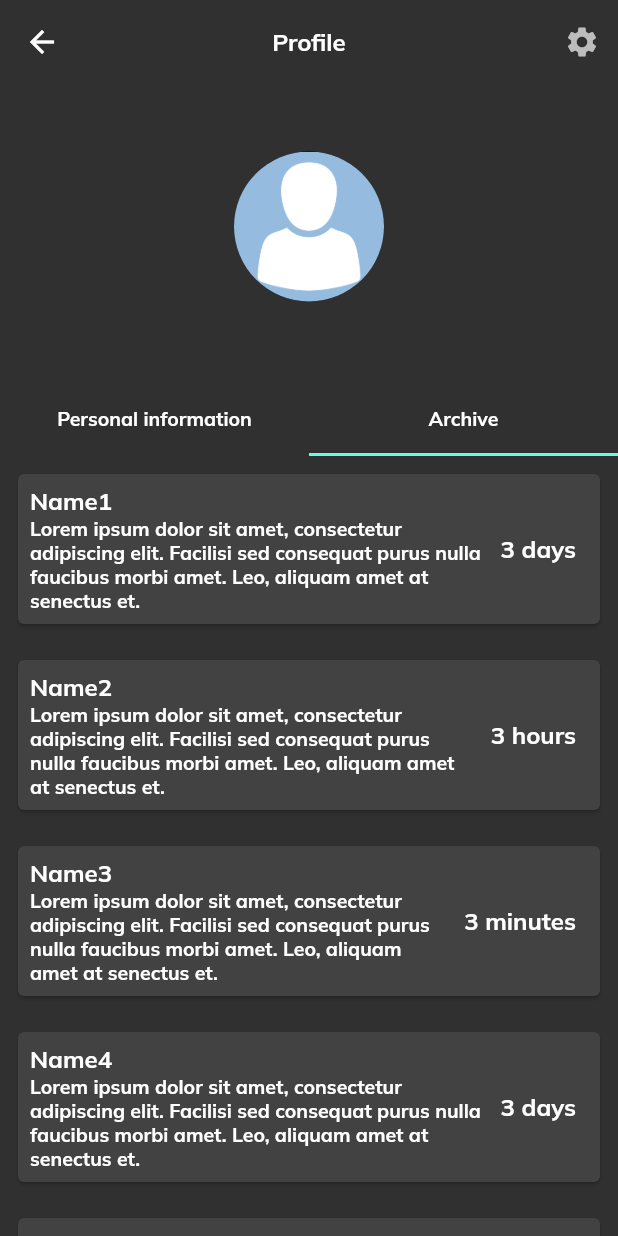
After one commit to SabbathDev/eventor, a Flutter app: the ProfilePage screen opened directly, tab 2 chosen, after a tap on the "settings" icon, on a phone screen of 412 x 824 dp. The commit adds this screen. Run offline on Flutter 3.47's test engine with Material 2 defaults, Android fonts, the phone set to English and light mode, and no system bars; our stand-ins replace flutter_map, latlong2.

Commit message:
Added profile page with personal information and archive support, added logo for dark theme mode

```diff
--- /dev/null
+++ b/lib/domain/event.dart
@@ -0,0 +1,64 @@
+
+
+class Event {
+  late String _name;
+  late String _description;
+  late double _locationX;
+  late double _locationY;
+  late int _creatorId;
+  late DateTime _dateTime;
+  late Duration _duration;
+  late String _type;
+
+
+  Event(this._name, this._description, this._locationX, this._locationY,
+      this._creatorId, this._dateTime, this._duration, this._type);
+
+  String get name => _name;
+
+  set name(String value) {
+    _name = value;
+  }
+
+  String get type => _type;
+
+  set type(String value) {
+    _type = value;
+  }
+
+  Duration get duration => _duration;
+
+  set duration(Duration value) {
+    _duration = value;
+  }
+
+  DateTime get dateTime => _dateTime;
+
+  set dateTime(DateTime value) {
+    _dateTime = value;
+  }
+
+  int get creator_id => _creatorId;
+
+  set creator_id(int value) {
+    _creatorId = value;
+  }
+
+  double get location_y => _locationY;
+
+  set location_y(double value) {
+    _locationY = value;
+  }
+
+  double get location_x => _locationX;
+
+  set location_x(double value) {
+    _locationX = value;
+  }
+
+  String get description => _description;
+
+  set description(String value) {
+    _description = value;
+  }
+}
--- /dev/null
+++ b/lib/pages/archive_view.dart
@@ -0,0 +1,72 @@
+import 'package:flutter/material.dart';
+
+import '../domain/event.dart';
+
+class ArchiveView extends StatefulWidget {
+  const ArchiveView({Key? key}) : super(key: key);
+
+  @override
+  State<ArchiveView> createState() => _ArchiveViewState();
+}
+
+class _ArchiveViewState extends State<ArchiveView> {
+
+  late List<Event> _archiveEvents;
+
+  @override
+  void initState() {
+    // TODO: archive event loading
+    _archiveEvents = [
+      Event('Name1','Lorem ipsum dolor sit amet, consectetur adipiscing elit. Facilisi sed consequat purus nulla faucibus morbi amet. Leo, aliquam amet at senectus et.',1.0, 0.2, 2, DateTime(2022,5,9), const Duration(days: 3, hours: 2), 'Free'),
+      Event('Name2','Lorem ipsum dolor sit amet, consectetur adipiscing elit. Facilisi sed consequat purus nulla faucibus morbi amet. Leo, aliquam amet at senectus et.',1.0, 0.2, 2, DateTime(2022,5,9), const Duration(hours: 3, minutes: 30), 'Free'),
+      Event('Name3','Lorem ipsum dolor sit amet, consectetur adipiscing elit. Facilisi sed consequat purus nulla faucibus morbi amet. Leo, aliquam amet at senectus et.',1.0, 0.2, 2, DateTime(2022,5,9), const Duration(minutes: 3), 'Free'),
+      Event('Name4','Lorem ipsum dolor sit amet, consectetur adipiscing elit. Facilisi sed consequat purus nulla faucibus morbi amet. Leo, aliquam amet at senectus et.',1.0, 0.2, 2, DateTime(2022,5,9), const Duration(days: 3, hours: 2, minutes: 20), 'Free'),
+      Event('Name5','Lorem ipsum dolor sit amet, consectetur adipiscing elit. Facilisi sed consequat purus nulla faucibus morbi amet. Leo, aliquam amet at senectus et.',1.0, 0.2, 2, DateTime(2022,5,9), const Duration(days: 3, minutes: 20), 'Free'),
+      Event('Name6','Lorem ipsum dolor sit amet, consectetur adipiscing elit. Facilisi sed consequat purus nulla faucibus morbi amet. Leo, aliquam amet at senectus et.',1.0, 0.2, 2, DateTime(2022,5,9), const Duration(days: 3), 'Free'),
+      Event('Name7','Lorem ipsum dolor sit amet, consectetur adipiscing elit. Facilisi sed consequat purus nulla faucibus morbi amet. Leo, aliquam amet at senectus et.',1.0, 0.2, 2, DateTime(2022,5,9), const Duration(days: 3), 'Free'),
+      Event('Name8','Lorem ipsum dolor sit amet, consectetur adipiscing elit. Facilisi sed consequat purus nulla faucibus morbi amet. Leo, aliquam amet at senectus et.',1.0, 0.2, 2, DateTime(2022,5,9), const Duration(days: 3), 'Free'),
+    ];
+    super.initState();
+  }
+
+  String _printDuration(Duration duration){
+    if(duration.inDays>0){
+      return '${duration.inDays} days';
+    }else if(duration.inHours>0){
+      return '${duration.inHours} hours';
+    }else if(duration.inMinutes>0){
+      return '${duration.inMinutes} minutes';
+    }
+    return 'error';
+  }
+
+  @override
+  Widget build(BuildContext context) {
+    return Column(
+      crossAxisAlignment: CrossAxisAlignment.stretch,
+      children: _archiveEvents.map((event) => Card(
+        margin: const EdgeInsets.all(12.0),
+        child: Padding(
+          padding: const EdgeInsets.all(8.0),
+          child: Row(
+            children: [
+              Expanded(
+                child: Column(
+                  crossAxisAlignment: CrossAxisAlignment.start,
+                  children: [
+                    Text(event.name, style: Theme.of(context).textTheme.headline1,),
+                    Text(event.description, style: Theme.of(context).textTheme.headline2,)
+                  ],
+                ),
+              ),
+              Padding(
+                padding: const EdgeInsets.all(8.0),
+                child: Text(_printDuration(event.duration), style: Theme.of(context).textTheme.headline1,),
+              )
+            ],
+          ),
+        ),
+        ),
+      ).toList());
+  }
+}
--- a/lib/pages/login.dart
+++ b/lib/pages/login.dart
@@ -38,8 +38,8 @@ class _LoginState extends State<Login> {
             crossAxisAlignment: CrossAxisAlignment.center,
             mainAxisAlignment: MainAxisAlignment.start,
             children: [
-              const Center(
-                child: Image(image: AssetImage('assets/images/logo.png')),
+              Center(
+                child: MediaQuery.of(context).platformBrightness == Brightness.light ?  const Image(image: AssetImage('assets/images/logo.png')) : const Image(image: AssetImage('assets/images/logo_dark.png')),
               ),
               Center(
                   child: Text(
--- /dev/null
+++ b/lib/pages/personal_info_view.dart
@@ -0,0 +1,89 @@
+import 'package:flutter/material.dart';
+
+class PersonalInformationView extends StatefulWidget {
+  const PersonalInformationView({Key? key}) : super(key: key);
+
+  @override
+  State<PersonalInformationView> createState() => _PersonalInformationViewState();
+}
+
+class _PersonalInformationViewState extends State<PersonalInformationView> {
+  @override
+  Widget build(BuildContext context) {
+    return Padding(
+      padding: const EdgeInsets.all(16.0),
+      child: Column(
+
+        crossAxisAlignment: CrossAxisAlignment.stretch,
+        children: [
+        Text(
+        'NAME',
+        style: Theme.of(context).textTheme.headline2,
+      ),
+
+        Padding(
+          padding: const EdgeInsets.fromLTRB(0, 8, 0, 15),
+          child: TextFormField(
+            enabled: false,
+              decoration: InputDecoration(
+                prefixIcon: const Icon(Icons.person_outline),
+                border: const OutlineInputBorder(),
+                hintText: 'Name',//TODO:user data
+                hintStyle: Theme.of(context).textTheme.headline2,
+              )),
+        ),
+
+        Text(
+          'EMAIL',
+          style: Theme.of(context).textTheme.headline2,
+        ),
+
+        Padding(
+          padding: const EdgeInsets.fromLTRB(0, 8, 0, 15),
+          child: TextFormField(
+            enabled: false,
+              decoration: InputDecoration(
+                prefixIcon: const Icon(Icons.mail_outline_rounded),
+                border: const OutlineInputBorder(),
+                hintText: 'Email',//TODO:user data
+                hintStyle: Theme.of(context).textTheme.headline2,
+              )),
+        ),
+
+          Text(
+            'MOBILE',
+            style: Theme.of(context).textTheme.headline2,
+          ),
+
+          Padding(
+            padding: const EdgeInsets.fromLTRB(0, 8, 0, 15),
+            child: TextFormField(
+              enabled: false,
+                decoration: InputDecoration(
+                  prefixIcon: const Icon(Icons.phone_android),
+                  border: const OutlineInputBorder(),
+                  hintText: 'Phone number',//TODO:user data
+                  hintStyle: Theme.of(context).textTheme.headline2,
+                )),
+          ),
+
+          Text(
+            'PLACE OF WORK',
+            style: Theme.of(context).textTheme.headline2,
+          ),
+
+          Padding(
+            padding: const EdgeInsets.fromLTRB(0, 8, 0, 15),
+            child: TextField(
+              enabled: false,
+                decoration: InputDecoration(
+                  prefixIcon: const Icon(Icons.work_outline),
+                  border: const OutlineInputBorder(),
+                  hintText: 'Place of work',//TODO: user data
+                  hintStyle: Theme.of(context).textTheme.headline2,
+                )),
+          ),
+      ]),
+    );
+  }
+}
--- /dev/null
+++ b/lib/pages/profile.dart
@@ -0,0 +1,112 @@
+import 'package:eventor/pages/archive_view.dart';
+import 'package:eventor/pages/personal_info_view.dart';
+import 'package:flutter/material.dart';
+
+class ProfilePage extends StatefulWidget {
+  const ProfilePage({Key? key}) : super(key: key);
+
+  @override
+  State<ProfilePage> createState() => _ProfilePageState();
+}
+
+class _ProfilePageState extends State<ProfilePage>
+    with TickerProviderStateMixin {
+
+  late TabController _tabController;
+
+  @override
+  void initState() {
+    _tabController = TabController(length: 2, vsync: this);
+    _tabController.addListener(_handleTabSelection);
+    super.initState();
+  }
+
+  @override
+  void dispose() {
+    _tabController.dispose();
+    super.dispose();
+  }
+
+  _handleTabSelection() {
+    if (_tabController.indexIsChanging) {
+      setState(() {});
+    }
+  }
+
+  @override
+  Widget build(BuildContext context) {
+    final List<Tab> myTabs = <Tab>[
+      Tab(
+          child: Text(
+            'Personal information',
+            style: Theme
+                .of(context)
+                .textTheme
+                .headline2,
+          )
+      ),
+      Tab(
+          child: Text(
+            'Archive',
+            style: Theme
+                .of(context)
+                .textTheme
+                .headline2,
+          )
+      ),
+    ];
+    return Scaffold(
+      appBar: AppBar(
+          centerTitle: true,
+          backgroundColor: Colors.transparent,
+          elevation: 0,
+          title: Text(
+            'Profile',
+            style: Theme
+                .of(context)
+                .textTheme
+                .headline1,
+          ),
+          actions: [
+            IconButton(
+              icon: const Icon(Icons.settings),
+              color: Colors.grey[400],
+              onPressed: () {},
+            ),
+          ]
+      ),
+      body: SafeArea(
+        child: ListView(
+          children: [
+            Column(
+                children: const [
+                  SizedBox(height: 45.0,),
+                  Center(
+                    child: CircleAvatar(
+                      radius: 50.0,
+                      backgroundImage: AssetImage('assets/images/avatar.webp'),//TODO: load user avatar
+                    ),
+                  ),
+                  SizedBox(height: 55.0,),
+                ]
+            ),
+            TabBar(
+              controller: _tabController,
+              tabs: myTabs,
+            ),
+            Center(
+              child: [
+                const PersonalInformationView(),
+                const ArchiveView(),
+              ][_tabController.index],
+            ),
+          ],
+        ),
+      ),
+      floatingActionButton: _tabController.index == 0 ? FloatingActionButton(
+          onPressed: () {  },//TODO:edit logic
+          child: const Icon(Icons.edit),
+      ) : null,
+    );
+  }
+}
--- a/pubspec.yaml
+++ b/pubspec.yaml
@@ -62,6 +62,8 @@ flutter:
   # To add assets to your application, add an assets section, like this:
   assets:
     - assets/images/logo.png
+    - assets/images/avatar.webp
+    - assets/images/logo_dark.png
 
   # An image asset can refer to one or more resolution-specific "variants", see
   # https://flutter.dev/assets-and-images/#resolution-aware.
```
Also changed, not shown: assets/images/avatar.webp (added), assets/images/logo_dark.png (added).
